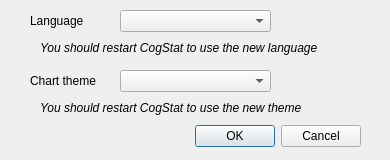
Old version of the form cogstat/ui/preferences.ui in the repository cogstat/cogstat.
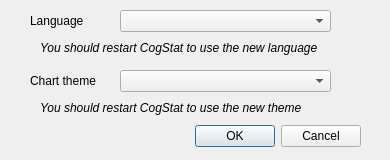
New version of the form.

Commit message: refine preferences dialog

```diff
--- a/cogstat/ui/preferences.ui
+++ b/cogstat/ui/preferences.ui
@@ -47,7 +47,7 @@
     <rect>
      <x>120</x>
      <y>10</y>
-     <width>151</width>
+     <width>211</width>
      <height>22</height>
     </rect>
    </property>
@@ -75,7 +75,7 @@
     <rect>
      <x>120</x>
      <y>70</y>
-     <width>151</width>
+     <width>211</width>
      <height>22</height>
     </rect>
    </property>
```
The commit also changes 1 other file.
